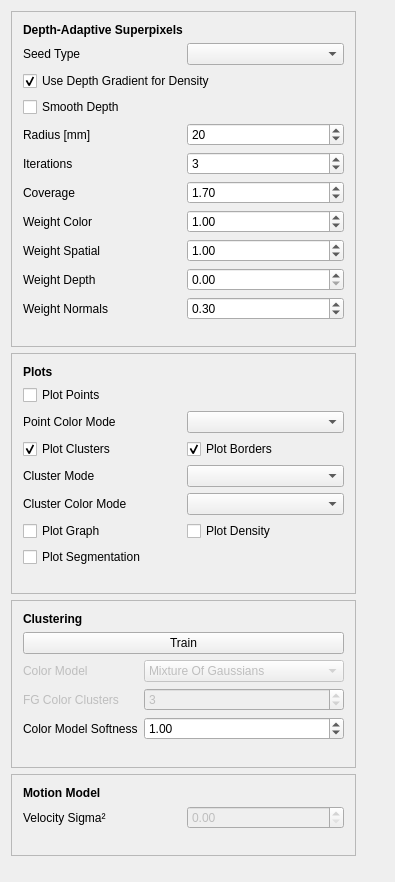
Old version of the form KinectSuperPoints/src/SuperPoints/KinectSuperPoints/WdgtSuperpixelParameters.ui in the repository Danvil/dasp.
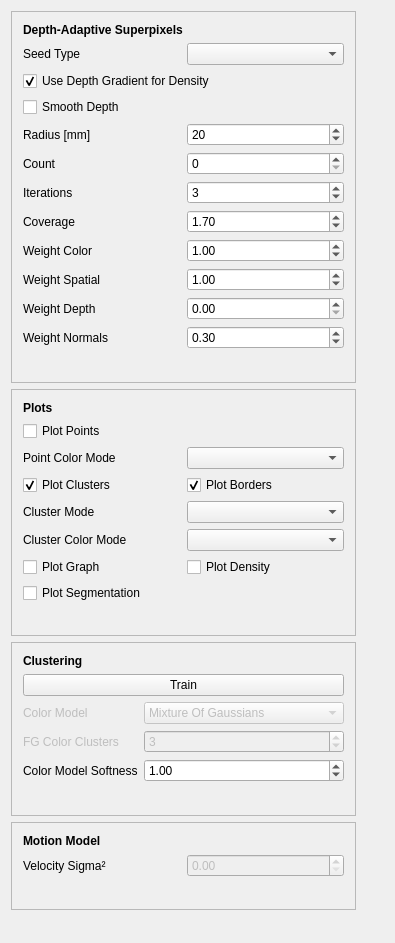
New version of the form.

Diff of the .ui file:
```diff
--- a/KinectSuperPoints/src/SuperPoints/KinectSuperPoints/WdgtSuperpixelParameters.ui
+++ b/KinectSuperPoints/src/SuperPoints/KinectSuperPoints/WdgtSuperpixelParameters.ui
@@ -7,7 +7,7 @@
     <x>0</x>
     <y>0</y>
     <width>395</width>
-    <height>882</height>
+    <height>943</height>
    </rect>
   </property>
   <property name="windowTitle">
@@ -226,6 +226,23 @@
         </property>
        </widget>
       </item>
+      <item row="6" column="0">
+       <widget class="QLabel" name="label_20">
+        <property name="text">
+         <string>Count</string>
+        </property>
+       </widget>
+      </item>
+      <item row="6" column="1">
+       <widget class="QSpinBox" name="spinBoxSuperCount">
+        <property name="maximum">
+         <number>9999</number>
+        </property>
+        <property name="singleStep">
+         <number>100</number>
+        </property>
+       </widget>
+      </item>
      </layout>
     </widget>
    </item>
```
